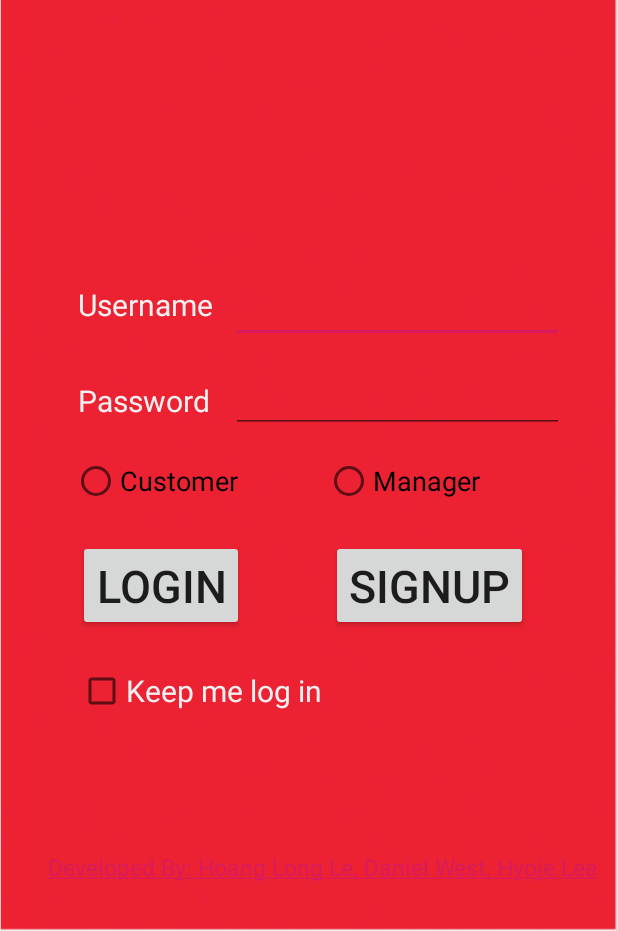
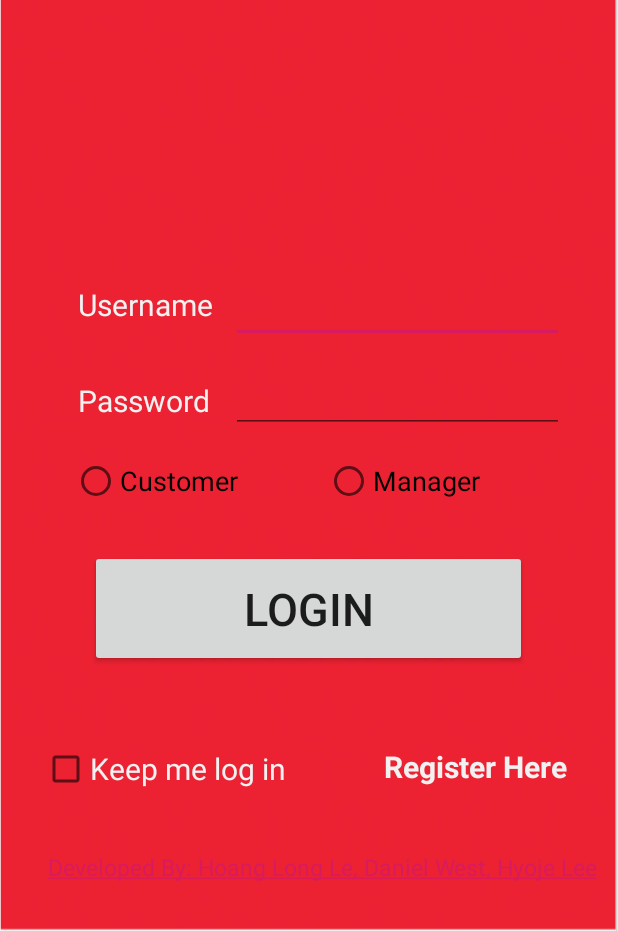
Before and after one commit to benjaminle9x/Table-Clear, an Android app: the screen it shows after launch (MainActivity), on a phone screen of 412 x 824 dp, the part 305-1236 px from its top. Run offline under Robolectric (Android 15) with nearby library versions, the phone set to English and light mode, and no system bars.

Commit message:
Removed Signup Button, change it to a clickable textview (Register Here) which leads to the Signup page

```diff
--- a/app/src/main/java/com/n01216688/testing/MainActivity.java
+++ b/app/src/main/java/com/n01216688/testing/MainActivity.java
@@ -19,6 +19,8 @@ import android.widget.Toast;
 
 public class MainActivity extends AppCompatActivity {
 
+    TextView tView;
+
     @Override
     protected void onCreate(Bundle savedInstanceState) {
         setTheme(R.style.AppTheme);
@@ -34,17 +36,14 @@ public class MainActivity extends AppCompatActivity {
             }
         });
 
-        final Button button2 = findViewById(R.id.button2);
-        button2.setOnClickListener(new View.OnClickListener() {
-            public void onClick(View v) {
-                Context context = getApplicationContext();
-                CharSequence text = "SIGNUP PAGE EMPTY";
-                int duration = Toast.LENGTH_SHORT;
-
-                Toast toast = Toast.makeText(context, text, duration);
-                toast.show();
+        tView = (TextView)findViewById(R.id.register);
+        tView.setOnClickListener(new View.OnClickListener(){
+            @Override
+            public void onClick(View v1){
+                openRegisterPage();
             }
         });
+
     }
 
     @Override
@@ -82,4 +81,9 @@ public class MainActivity extends AppCompatActivity {
         Intent intent2 = new Intent(this,HomePage.class);
         startActivity(intent2);
     }
+
+    public void openRegisterPage(){
+        Intent intent3 = new Intent(this,RegisterPage.class);
+        startActivity(intent3);
+    }
 }
--- a/app/src/main/res/layout/activity_main.xml
+++ b/app/src/main/res/layout/activity_main.xml
@@ -68,32 +68,21 @@
 
     <Button
         android:id="@+id/button"
-        android:layout_width="wrap_content"
-        android:layout_height="wrap_content"
-        android:layout_marginStart="52dp"
-        android:layout_marginBottom="200dp"
+        android:layout_width="291dp"
+        android:layout_height="78dp"
+        android:layout_marginStart="60dp"
+        android:layout_marginBottom="176dp"
         android:text="Login"
         android:textSize="30dp"
         app:layout_constraintBottom_toBottomOf="parent"
         app:layout_constraintStart_toStartOf="parent" />
 
-    <Button
-        android:id="@+id/button2"
-        android:layout_width="wrap_content"
-        android:layout_height="wrap_content"
-        android:layout_marginEnd="60dp"
-        android:layout_marginBottom="200dp"
-        android:text="Signup"
-        android:textSize="30dp"
-        app:layout_constraintBottom_toBottomOf="parent"
-        app:layout_constraintEnd_toEndOf="parent" />
-
     <CheckBox
         android:id="@+id/checkBox"
         android:layout_width="wrap_content"
         android:layout_height="wrap_content"
-        android:layout_marginStart="52dp"
-        android:layout_marginBottom="144dp"
+        android:layout_marginStart="28dp"
+        android:layout_marginBottom="92dp"
         android:text="Keep me log in"
         android:textColor="#F1F1F1"
         android:textSize="20dp"
@@ -134,4 +123,17 @@
         app:layout_constraintBottom_toBottomOf="parent"
         app:layout_constraintStart_toStartOf="parent" />
 
+    <TextView
+        android:id="@+id/register"
+        android:layout_width="wrap_content"
+        android:layout_height="wrap_content"
+        android:layout_marginStart="256dp"
+        android:layout_marginBottom="96dp"
+        android:text="Register Here"
+        android:textColor="#F1F1F1"
+        android:textSize="20dp"
+        android:textStyle="bold"
+        app:layout_constraintBottom_toBottomOf="parent"
+        app:layout_constraintStart_toStartOf="parent" />
+
 </androidx.constraintlayout.widget.ConstraintLayout>
```
Also changed, not shown: app/src/main/AndroidManifest.xml (+11 -10 lines), app/src/main/java/com/n01216688/testing/RegisterPage.java (added, +16 -0 lines), app/src/main/res/layout/activity_register_page.xml (added, +10 -0 lines).
